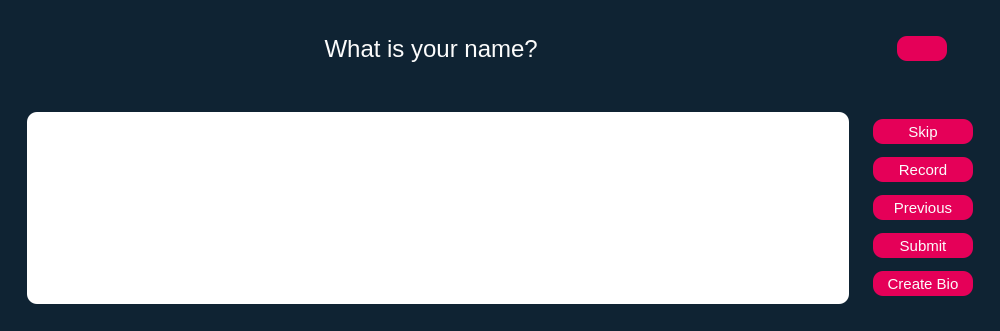
Above: view/main_ui.ui from RobinFalter/DeepBio before the change. Below: the same form after it.
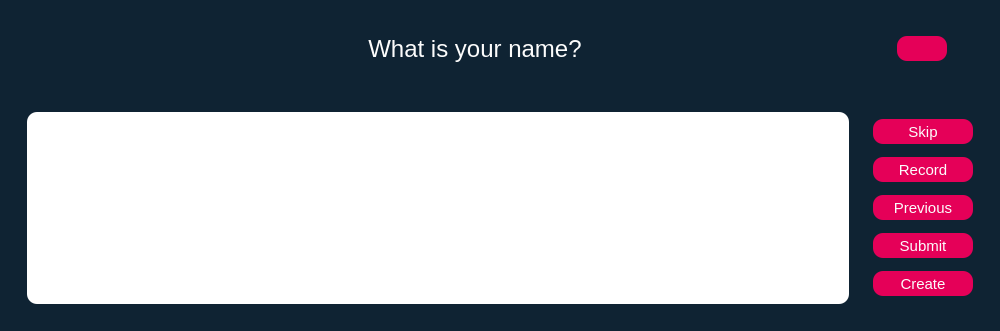
That is the form after the change. Icons and pictures are not drawn.

Patch:
```diff
--- a/view/main_ui.ui
+++ b/view/main_ui.ui
@@ -2,6 +2,9 @@
 <ui version="4.0">
  <class>MainWindow</class>
  <widget class="QMainWindow" name="MainWindow">
+  <property name="enabled">
+   <bool>true</bool>
+  </property>
   <property name="geometry">
    <rect>
     <x>0</x>
@@ -22,6 +25,37 @@
 	color: #FCFCFC;
 }
 
+
+
+QPushButton#savePushButton {
+	background-color: #E50058;
+	color: #FCFCFC;
+	border-radius: 10px;
+    min-width: 75px;
+    min-height: 25px;
+	font: 15px;
+}
+
+QPushButton#savePushButton:disabled {
+	background-color:#0F2333;
+	color:#0F2333
+}
+
+QPushButton#savePushButton:enabled {
+	background-color: #E50058;
+	color: #FCFCFC;
+}
+
+QPushButton#savePushButton:hover {
+	background-color: #FF740F;
+}
+
+QPushButton#savePushButton:pressed {
+	background-color:#FFBE36;
+}
+
+
+
 QPushButton#volumePushButton {
 	background-color: #E50058;
 	color: #FCFCFC;
@@ -72,6 +106,22 @@
        </sizepolicy>
       </property>
       <layout class="QHBoxLayout" name="horizontalLayout_3">
+       <item>
+        <widget class="QPushButton" name="savePushButton">
+         <property name="enabled">
+          <bool>false</bool>
+         </property>
+         <property name="sizePolicy">
+          <sizepolicy hsizetype="Fixed" vsizetype="Fixed">
+           <horstretch>0</horstretch>
+           <verstretch>0</verstretch>
+          </sizepolicy>
+         </property>
+         <property name="text">
+          <string>Save</string>
+         </property>
+        </widget>
+       </item>
        <item>
         <widget class="QLabel" name="questionLabel">
          <property name="font">
@@ -80,7 +130,7 @@
           </font>
          </property>
          <property name="text">
-          <string>What is your name? </string>
+          <string>What is your name?</string>
          </property>
          <property name="alignment">
           <set>Qt::AlignCenter</set>
@@ -246,7 +296,7 @@
              </font>
             </property>
             <property name="text">
-             <string>Create Bio</string>
+             <string>Create</string>
             </property>
            </widget>
           </item>
```
